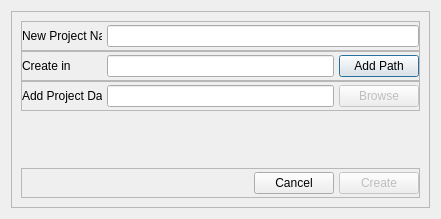
The window that AutoCADDB/newprojectdialog.ui (DB-Netz-AutomatedPlanning/AutoPlan-QT) describes before a commit, drawn with Qt 5.
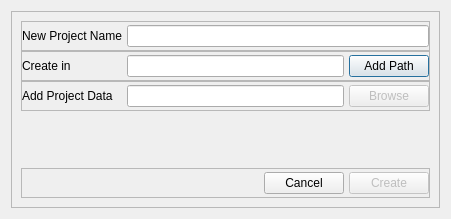
The same window after the commit.

Commit message: create new window with opengl

```diff
--- a/AutoCADDB/newprojectdialog.ui
+++ b/AutoCADDB/newprojectdialog.ui
@@ -6,7 +6,7 @@
    <rect>
     <x>0</x>
     <y>0</y>
-    <width>441</width>
+    <width>451</width>
     <height>219</height>
    </rect>
   </property>
@@ -66,7 +66,7 @@
           <widget class="QLabel" name="lblProjectName">
            <property name="minimumSize">
             <size>
-             <width>80</width>
+             <width>100</width>
              <height>0</height>
             </size>
            </property>
@@ -127,7 +127,7 @@
           <widget class="QLabel" name="lblProjectPath">
            <property name="minimumSize">
             <size>
-             <width>80</width>
+             <width>100</width>
              <height>0</height>
             </size>
            </property>
@@ -195,7 +195,7 @@
           <widget class="QLabel" name="lblProjectData">
            <property name="minimumSize">
             <size>
-             <width>80</width>
+             <width>100</width>
              <height>0</height>
             </size>
            </property>
```
The commit also changes 3 other files.
